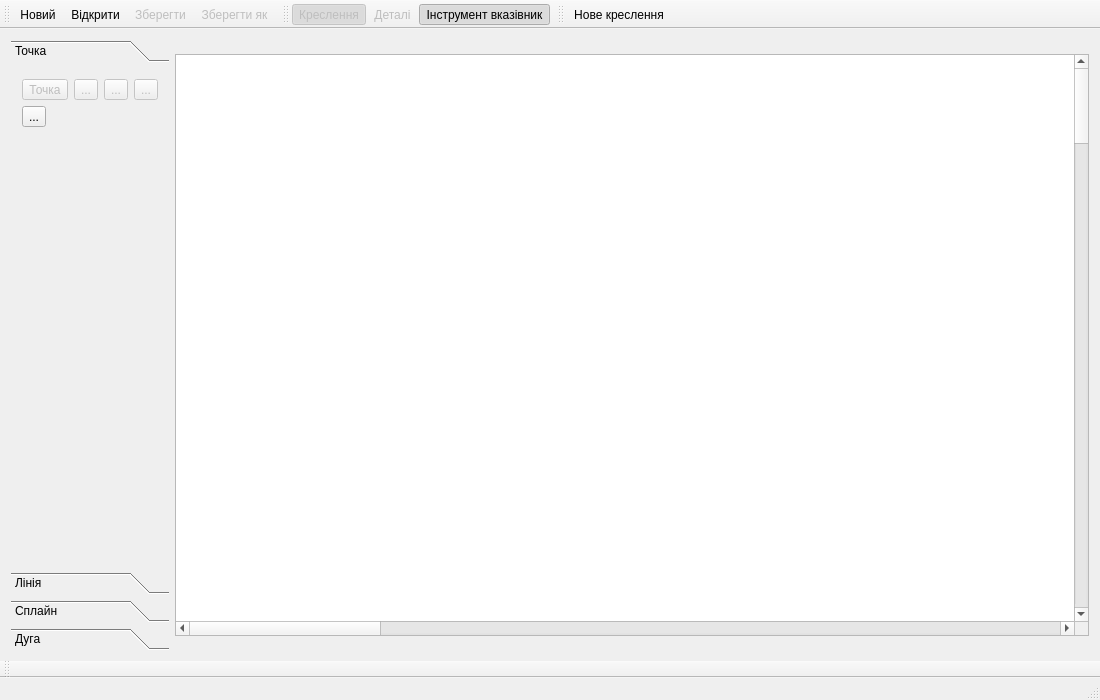
Qt form mainwindow.ui (OpnTec/fashionmaker) before a commit.
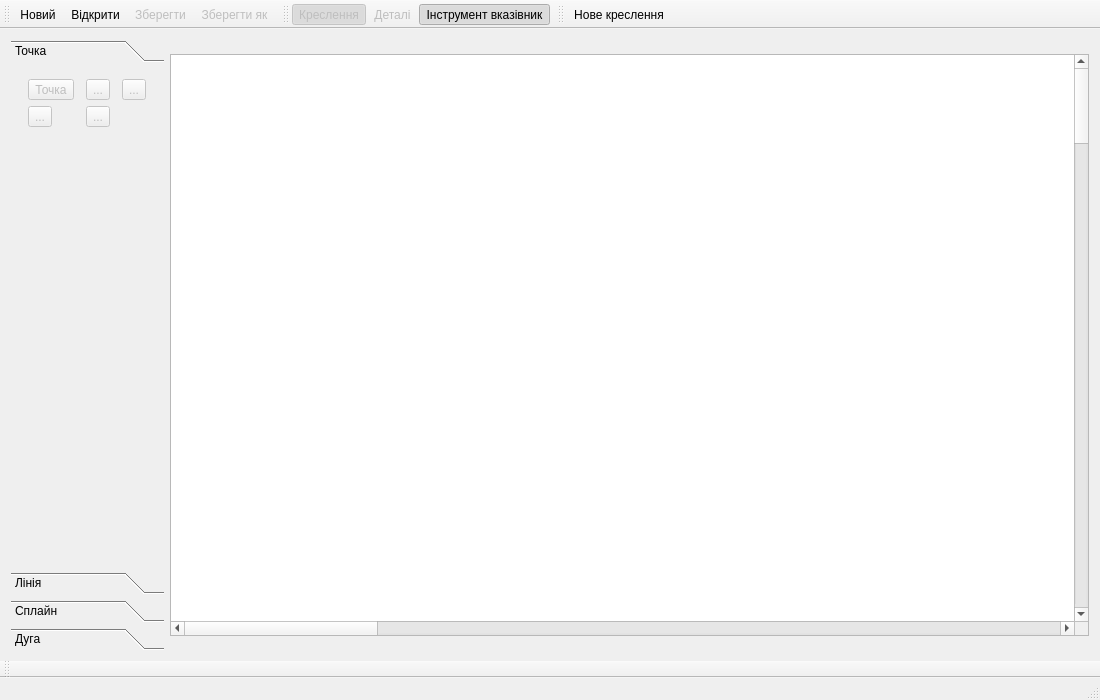
The same form after that commit. Icons and pictures are not drawn.

Commit message: Add tool Normal

Patch:
```diff
--- a/mainwindow.ui
+++ b/mainwindow.ui
@@ -65,7 +65,7 @@
          <x>0</x>
          <y>0</y>
          <width>156</width>
-         <height>81</height>
+         <height>104</height>
         </rect>
        </property>
        <property name="sizePolicy">
@@ -78,29 +78,6 @@
         <string>Точка</string>
        </attribute>
        <layout class="QGridLayout" name="gridLayout">
-        <item row="0" column="3">
-         <widget class="QToolButton" name="toolButtonShoulderPoint">
-          <property name="enabled">
-           <bool>false</bool>
-          </property>
-          <property name="text">
-           <string>...</string>
-          </property>
-          <property name="icon">
-           <iconset resource="icon.qrc">
-            <normaloff>:/icon/32x32/shoulder.png</normaloff>:/icon/32x32/shoulder.png</iconset>
-          </property>
-          <property name="iconSize">
-           <size>
-            <width>24</width>
-            <height>24</height>
-           </size>
-          </property>
-          <property name="checkable">
-           <bool>true</bool>
-          </property>
-         </widget>
-        </item>
         <item row="0" column="1">
          <widget class="QToolButton" name="toolButtonEndLine">
           <property name="enabled">
@@ -115,8 +92,8 @@
           </property>
           <property name="iconSize">
            <size>
-            <width>24</width>
-            <height>24</height>
+            <width>32</width>
+            <height>32</height>
            </size>
           </property>
           <property name="checkable">
@@ -138,8 +115,8 @@
           </property>
           <property name="iconSize">
            <size>
-            <width>24</width>
-            <height>24</height>
+            <width>32</width>
+            <height>32</height>
            </size>
           </property>
           <property name="checkable">
@@ -167,8 +144,8 @@
           </property>
           <property name="iconSize">
            <size>
-            <width>24</width>
-            <height>24</height>
+            <width>32</width>
+            <height>32</height>
            </size>
           </property>
           <property name="checkable">
@@ -177,9 +154,48 @@
          </widget>
         </item>
         <item row="1" column="0">
-         <widget class="QToolButton" name="toolButton_4">
+         <widget class="QToolButton" name="toolButtonNormal">
+          <property name="enabled">
+           <bool>false</bool>
+          </property>
           <property name="text">
            <string>...</string>
+          </property>
+          <property name="icon">
+           <iconset resource="icon.qrc">
+            <normaloff>:/icon/32x32/normal.png</normaloff>:/icon/32x32/normal.png</iconset>
+          </property>
+          <property name="iconSize">
+           <size>
+            <width>32</width>
+            <height>32</height>
+           </size>
+          </property>
+          <property name="checkable">
+           <bool>true</bool>
+          </property>
+         </widget>
+        </item>
+        <item row="1" column="1">
+         <widget class="QToolButton" name="toolButtonShoulderPoint">
+          <property name="enabled">
+           <bool>false</bool>
+          </property>
+          <property name="text">
+           <string>...</string>
+          </property>
+          <property name="icon">
+           <iconset resource="icon.qrc">
+            <normaloff>:/icon/32x32/shoulder.png</normaloff>:/icon/32x32/shoulder.png</iconset>
+          </property>
+          <property name="iconSize">
+           <size>
+            <width>32</width>
+            <height>32</height>
+           </size>
+          </property>
+          <property name="checkable">
+           <bool>true</bool>
           </property>
          </widget>
         </item>
```
The commit also changes 22 other files.
